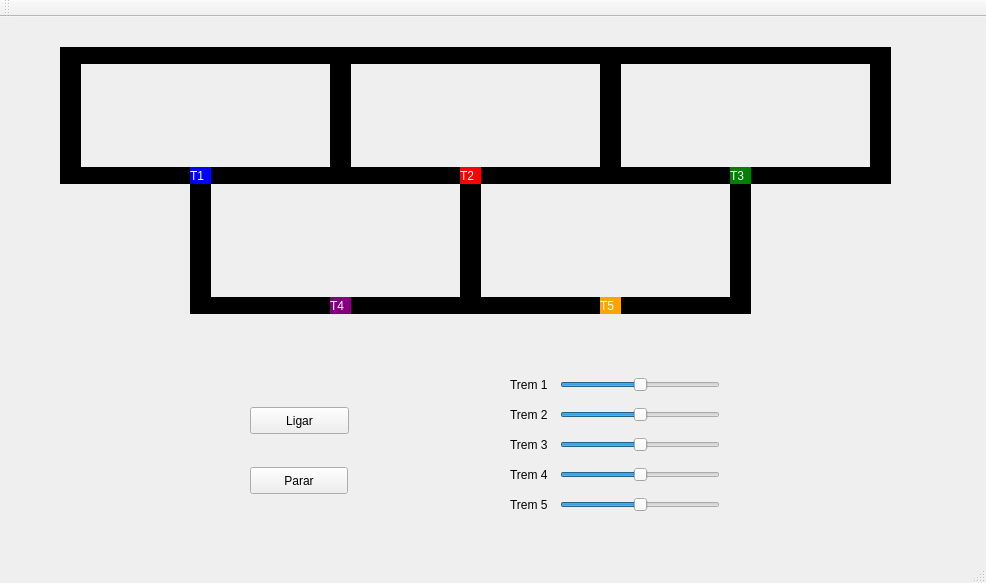
Old version of the form mainwindow.ui in the repository Joabsonlg/trainQtProject.
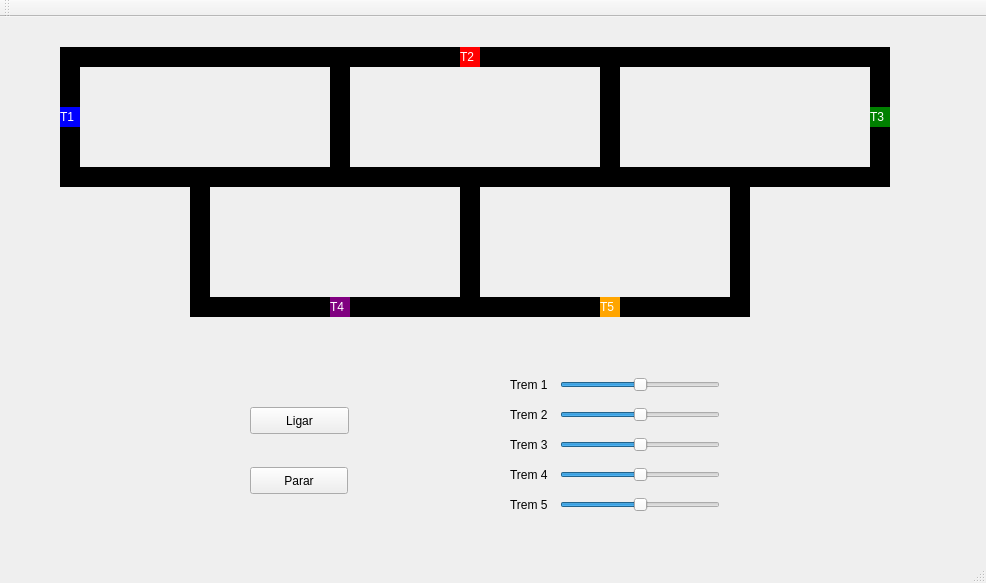
New version of the form.

Commit message: Modificando interface para que os trens sejam quadrados

```diff
--- a/mainwindow.ui
+++ b/mainwindow.ui
@@ -20,10 +20,10 @@
    <widget class="QLabel" name="label_trem1">
     <property name="geometry">
      <rect>
-      <x>190</x>
-      <y>150</y>
-      <width>21</width>
-      <height>17</height>
+      <x>60</x>
+      <y>90</y>
+      <width>20</width>
+      <height>20</height>
      </rect>
     </property>
     <property name="styleSheet">
@@ -39,7 +39,7 @@
       <x>80</x>
       <y>30</y>
       <width>250</width>
-      <height>17</height>
+      <height>20</height>
      </rect>
     </property>
     <property name="styleSheet">
@@ -55,7 +55,7 @@
       <x>80</x>
       <y>150</y>
       <width>250</width>
-      <height>17</height>
+      <height>20</height>
      </rect>
     </property>
     <property name="styleSheet">
@@ -70,8 +70,8 @@
      <rect>
       <x>330</x>
       <y>30</y>
-      <width>21</width>
-      <height>137</height>
+      <width>20</width>
+      <height>140</height>
      </rect>
     </property>
     <property name="styleSheet">
@@ -86,8 +86,8 @@
      <rect>
       <x>60</x>
       <y>30</y>
-      <width>21</width>
-      <height>137</height>
+      <width>20</width>
+      <height>140</height>
      </rect>
     </property>
     <property name="styleSheet">
@@ -128,8 +128,8 @@
      <rect>
       <x>600</x>
       <y>30</y>
-      <width>21</width>
-      <height>137</height>
+      <width>20</width>
+      <height>140</height>
      </rect>
     </property>
     <property name="styleSheet">
@@ -145,7 +145,7 @@
       <x>350</x>
       <y>30</y>
       <width>250</width>
-      <height>17</height>
+      <height>20</height>
      </rect>
     </property>
     <property name="styleSheet">
@@ -161,7 +161,7 @@
       <x>350</x>
       <y>150</y>
       <width>250</width>
-      <height>17</height>
+      <height>20</height>
      </rect>
     </property>
     <property name="styleSheet">
@@ -175,9 +175,9 @@
     <property name="geometry">
      <rect>
       <x>460</x>
-      <y>150</y>
-      <width>21</width>
-      <height>17</height>
+      <y>30</y>
+      <width>20</width>
+      <height>20</height>
      </rect>
     </property>
     <property name="styleSheet">
@@ -192,8 +192,8 @@
      <rect>
       <x>870</x>
       <y>30</y>
-      <width>21</width>
-      <height>137</height>
+      <width>20</width>
+      <height>140</height>
      </rect>
     </property>
     <property name="styleSheet">
@@ -209,7 +209,7 @@
       <x>620</x>
       <y>30</y>
       <width>250</width>
-      <height>17</height>
+      <height>20</height>
      </rect>
     </property>
     <property name="styleSheet">
@@ -225,7 +225,7 @@
       <x>620</x>
       <y>150</y>
       <width>250</width>
-      <height>17</height>
+      <height>20</height>
      </rect>
     </property>
     <property name="styleSheet">
@@ -240,8 +240,8 @@
      <rect>
       <x>190</x>
       <y>160</y>
-      <width>21</width>
-      <height>137</height>
+      <width>20</width>
+      <height>140</height>
      </rect>
     </property>
     <property name="styleSheet">
@@ -256,8 +256,8 @@
      <rect>
       <x>460</x>
       <y>160</y>
-      <width>21</width>
-      <height>137</height>
+      <width>20</width>
+      <height>140</height>
      </rect>
     </property>
     <property name="styleSheet">
@@ -272,8 +272,8 @@
      <rect>
       <x>730</x>
       <y>160</y>
-      <width>21</width>
-      <height>137</height>
+      <width>20</width>
+      <height>140</height>
      </rect>
     </property>
     <property name="styleSheet">
@@ -289,7 +289,7 @@
       <x>210</x>
       <y>280</y>
       <width>250</width>
-      <height>17</height>
+      <height>20</height>
      </rect>
     </property>
     <property name="styleSheet">
@@ -305,7 +305,7 @@
       <x>480</x>
       <y>280</y>
       <width>250</width>
-      <height>17</height>
+      <height>20</height>
      </rect>
     </property>
     <property name="styleSheet">
@@ -318,10 +318,10 @@
    <widget class="QLabel" name="label_trem3">
     <property name="geometry">
      <rect>
-      <x>730</x>
-      <y>150</y>
-      <width>21</width>
-      <height>17</height>
+      <x>870</x>
+      <y>90</y>
+      <width>20</width>
+      <height>20</height>
      </rect>
     </property>
     <property name="styleSheet">
@@ -336,8 +336,8 @@
      <rect>
       <x>330</x>
       <y>280</y>
-      <width>21</width>
-      <height>17</height>
+      <width>20</width>
+      <height>20</height>
      </rect>
     </property>
     <property name="styleSheet">
@@ -352,8 +352,8 @@
      <rect>
       <x>600</x>
       <y>280</y>
-      <width>21</width>
-      <height>17</height>
+      <width>20</width>
+      <height>20</height>
      </rect>
     </property>
     <property name="styleSheet">
```
The commit also changes 2 other files.
